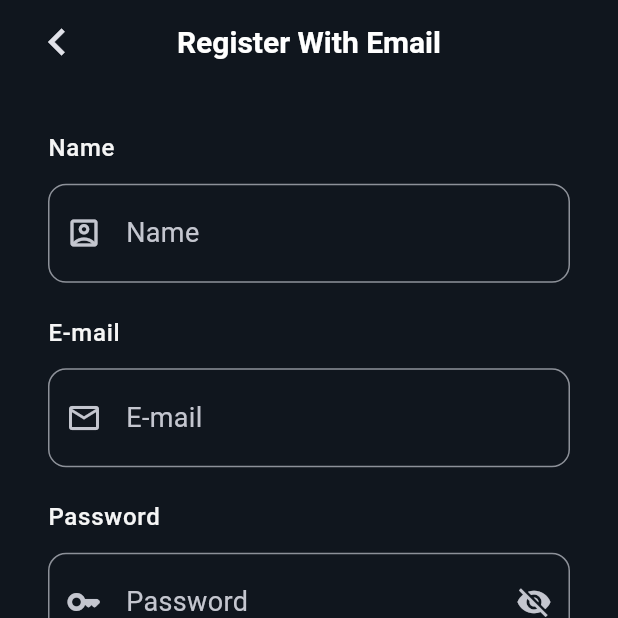
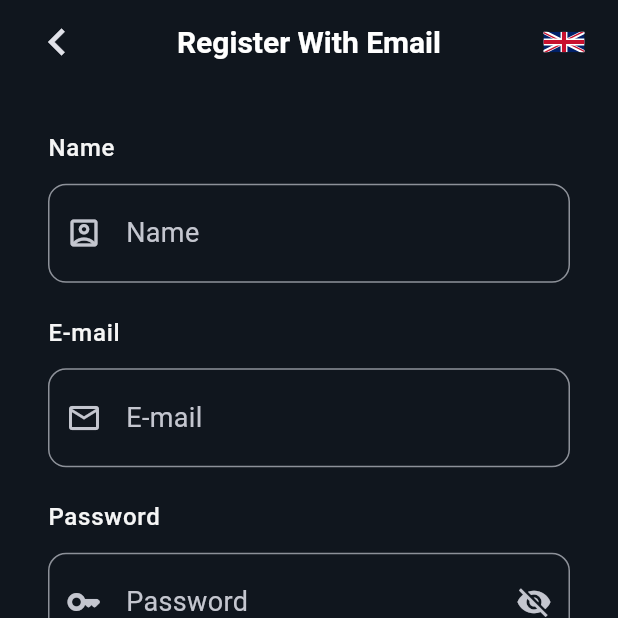
Before and after one commit to andikatp/story, a Flutter app: the screen it shows after launch, after a tap on "Sign Up", on a phone screen of 412 x 824 dp, the top half of it. Run offline on Flutter 3.47's test engine with Material 3 defaults, Android fonts, the phone set to English and light mode, and no system bars; drawn by our look-alikes of dropdown_button2; our stand-ins replace animated_bottom_navigation_bar, bloc_concurrency, cached_network_image, dartz, easy_localization, equatable and 9 more.

Commit message:
localization auth finished

```diff
--- a/lib/features/auth/presentation/widgets/dropdown_flag.dart
+++ b/lib/core/common/widgets/dropdown_flag.dart
@@ -1,26 +1,19 @@
 import 'package:dropdown_button2/dropdown_button2.dart';
 import 'package:easy_localization/easy_localization.dart';
 import 'package:flutter/material.dart';
+import 'package:flutter_screenutil/flutter_screenutil.dart';
 import 'package:flutter_svg/flutter_svg.dart';
 import 'package:story/core/constants/app_sizes.dart';
 
 class DropdownFlag extends StatefulWidget {
-  const DropdownFlag({required this.changedLanguage, super.key});
-
-  final ValueChanged<String> changedLanguage;
+  const DropdownFlag({super.key});
 
   @override
   State<DropdownFlag> createState() => _DropdownFlagState();
 }
 
 class _DropdownFlagState extends State<DropdownFlag> {
-  String dropdownValue = '';
-
-  @override
-  void didUpdateWidget(covariant DropdownFlag oldWidget) {
-    dropdownValue = context.locale.languageCode;
-    super.didUpdateWidget(oldWidget);
-  }
+  late String dropdownValue;
 
   @override
   void didChangeDependencies() {
@@ -32,44 +25,34 @@ class _DropdownFlagState extends State<DropdownFlag> {
   Widget build(BuildContext context) {
     return DropdownButtonHideUnderline(
       child: DropdownButton2(
-        customButton: Row(
-          children: [
-            Text(dropdownValue),
-            Gap.h12,
-            SvgPicture.asset(
-              'assets/svg/$dropdownValue.svg',
-              width: 30,
-            ),
-          ],
+        customButton: SvgPicture.asset(
+          'assets/svg/$dropdownValue.svg',
+          width: Sizes.p32.w,
         ),
-        buttonStyleData: const ButtonStyleData(
-          height: 40,
-          width: 140,
-        ),
-        menuItemStyleData: const MenuItemStyleData(height: 40),
-        dropdownStyleData: const DropdownStyleData(width: 100),
-        underline: const SizedBox(),
+        menuItemStyleData: MenuItemStyleData(height: Sizes.p40.h),
+        dropdownStyleData: DropdownStyleData(width: Sizes.p100.w, elevation: 0),
         items: List.generate(
           context.supportedLocales.length,
           (index) => DropdownMenuItem(
             onTap: () => setState(() {
               dropdownValue = context.supportedLocales[index].languageCode;
-              widget.changedLanguage(dropdownValue);
+              context.setLocale(Locale(dropdownValue));
             }),
             value: context.supportedLocales[index].languageCode,
-            child: Row(
+            child: Wrap(
+              spacing: Sizes.p12,
+              crossAxisAlignment: WrapCrossAlignment.center,
               children: [
                 Text(context.supportedLocales[index].languageCode),
-                Gap.h12,
                 SvgPicture.asset(
                   'assets/svg/${context.supportedLocales[index].languageCode}.svg',
-                  width: 30,
+                  width: Sizes.p32.w,
                 ),
               ],
             ),
           ),
         ),
-        onChanged: (value) {},
+        onChanged: (_) {},
       ),
     );
   }
--- a/lib/features/auth/presentation/pages/auth_page.dart
+++ b/lib/features/auth/presentation/pages/auth_page.dart
@@ -3,20 +3,15 @@ import 'package:flutter/material.dart';
 import 'package:flutter_screenutil/flutter_screenutil.dart';
 import 'package:flutter_svg/flutter_svg.dart';
 import 'package:go_router/go_router.dart';
+import 'package:story/core/common/widgets/dropdown_flag.dart';
 import 'package:story/core/constants/app_sizes.dart';
 import 'package:story/core/extensions/extension.dart';
 import 'package:story/core/res/colours.dart';
 import 'package:story/core/services/router.dart';
-import 'package:story/features/auth/presentation/widgets/dropdown_flag.dart';
 
-class AuthPage extends StatefulWidget {
+class AuthPage extends StatelessWidget {
   const AuthPage({super.key});
 
-  @override
-  State<AuthPage> createState() => _AuthPageState();
-}
-
-class _AuthPageState extends State<AuthPage> {
   @override
   Widget build(BuildContext context) {
     void goToLogin() => context.pushNamed(Routes.login.name);
@@ -25,17 +20,15 @@ class _AuthPageState extends State<AuthPage> {
       appBar: AppBar(
         actions: [
           Padding(
-            padding: const EdgeInsets.only(right: 20),
-            child: DropdownFlag(
-              changedLanguage: (value) => context.setLocale(Locale(value)),
-            ),
+            padding: REdgeInsets.only(right: 20),
+            child: const DropdownFlag(),
           ),
         ],
       ),
       body: SingleChildScrollView(
         physics: const NeverScrollableScrollPhysics(),
         child: Padding(
-          padding: REdgeInsets.only(top: 56.h),
+          padding: REdgeInsets.only(top: Sizes.p56),
           child: Center(
             child: Column(
               children: [
@@ -59,11 +52,11 @@ class _AuthPageState extends State<AuthPage> {
         padding: REdgeInsets.symmetric(horizontal: Sizes.p32)
             .copyWith(bottom: Sizes.p16),
         child: Wrap(
-          runSpacing: 16.h,
+          runSpacing: Sizes.p16.h,
           children: [
             ElevatedButton(
               onPressed: goToRegister,
-              child: const Text('SignUp').tr(),
+              child: const Text('AuthSignUpButton').tr(),
             ),
             ElevatedButton(
               onPressed: goToLogin,
@@ -75,7 +68,7 @@ class _AuthPageState extends State<AuthPage> {
                   width: 1.5,
                 ),
               ),
-              child: const Text('LogIn').tr(),
+              child: const Text('AuthLoginButton').tr(),
             ),
           ],
         ),
--- a/lib/features/auth/presentation/pages/register_page.dart
+++ b/lib/features/auth/presentation/pages/register_page.dart
@@ -1,8 +1,10 @@
+import 'package:easy_localization/easy_localization.dart';
 import 'package:flutter/cupertino.dart';
 import 'package:flutter/material.dart';
 import 'package:flutter_bloc/flutter_bloc.dart';
 import 'package:flutter_screenutil/flutter_screenutil.dart';
 import 'package:go_router/go_router.dart';
+import 'package:story/core/common/widgets/dropdown_flag.dart';
 import 'package:story/core/constants/app_sizes.dart';
 import 'package:story/core/extensions/extension.dart';
 import 'package:story/core/res/colours.dart';
@@ -23,22 +25,22 @@ class RegisterPage extends StatelessWidget {
 
     String? nameValidator(String? value) {
       if (value == null || value.isEmpty) {
-        return 'Please enter your name';
+        return 'NameValidatorNull'.tr();
       }
       if (value.contains(RegExp(r'\d'))) {
-        return 'Name should not contain numbers';
+        return 'NameValidatorValid'.tr();
       }
       return null;
     }
 
     String? emailValidator(String? value) {
       if (value == null || value.isEmpty) {
-        return 'Please enter your email';
+        return 'EmailValidatorNull'.tr();
       }
       const emailPattern = r'^[\w-\.]+@([\w-]+\.)+[\w-]{2,4}$';
       final regex = RegExp(emailPattern);
       if (!regex.hasMatch(value)) {
-        return 'Please enter a valid email';
+        return 'EmailValidatorValid'.tr();
       }
       return null;
     }
@@ -59,11 +61,17 @@ class RegisterPage extends StatelessWidget {
 
     return Scaffold(
       appBar: AppBar(
-        title: const Text('Register With Email'),
+        title: Text(context.tr('RegisterAppBar')),
         leading: const Padding(
           padding: EdgeInsets.only(left: 12),
           child: BackButtonWidget(),
         ),
+        actions: [
+          Padding(
+            padding: REdgeInsets.only(right: 20),
+            child: const DropdownFlag(),
+          ),
+        ],
       ),
       body: SingleChildScrollView(
         child: SafeArea(
@@ -79,7 +87,7 @@ class RegisterPage extends StatelessWidget {
                       backgroundColor: Colours.primaryColor,
                       behavior: SnackBarBehavior.floating,
                       content: Text(
-                        'Registration Successful! You can now log in.',
+                        'RegistrationComplete'.tr(),
                         textAlign: TextAlign.center,
                         style: context.bodySmall.copyWith(
                           color: Colours.backgroundColor,
@@ -97,7 +105,7 @@ class RegisterPage extends StatelessWidget {
                     GeneralInputField(
                       type: TextInputType.name,
                       controller: nameController,
-                      label: 'Name',
+                      label: 'RegisterName'.tr(),
                       icon: Icons.account_box_outlined,
                       validator: nameValidator,
                     ),
@@ -119,7 +127,7 @@ class RegisterPage extends StatelessWidget {
                       ),
                       child: state is AuthLoading
                           ? const CupertinoActivityIndicator()
-                          : const Text('Register'),
+                          : const Text('Register').tr(),
                     ),
                     Gap.h20,
                     if (state is AuthError)
@@ -133,13 +141,13 @@ class RegisterPage extends StatelessWidget {
                       mainAxisAlignment: MainAxisAlignment.center,
                       children: [
                         Text(
-                          'Already have an account?',
+                          'RegisterToLogin'.tr(),
                           style: context.bodySmall.copyWith(fontSize: 14.sp),
                         ),
                         TextButton(
                           onPressed: goToLogin,
                           child: Text(
-                            'Login',
+                            'Login'.tr(),
                             style: context.bodySmall.copyWith(
                               fontSize: 14.sp,
                               color: Colors.red,
```
Also changed, not shown: assets/translations/en.json (+17 -2 lines), assets/translations/id.json (+19 -3 lines), lib/features/auth/presentation/pages/login_page.dart (+14 -6 lines), lib/features/auth/presentation/widgets/input_field.dart (+4 -3 lines).
